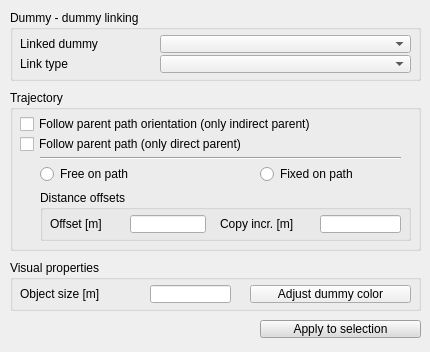
CoppeliaRobotics/coppeliaSimLib, file ui/qdlgdummies.ui: the form before one commit.
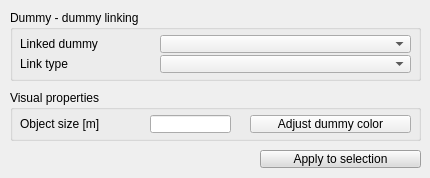
The form after the commit.

The edit to the form file:
```diff
--- a/ui/qdlgdummies.ui
+++ b/ui/qdlgdummies.ui
@@ -7,7 +7,7 @@
     <x>0</x>
     <y>0</y>
     <width>430</width>
-    <height>352</height>
+    <height>178</height>
    </rect>
   </property>
   <property name="windowTitle">
@@ -20,7 +20,7 @@
    <property name="geometry">
     <rect>
      <x>10</x>
-     <y>260</y>
+     <y>90</y>
      <width>411</width>
      <height>51</height>
     </rect>
@@ -146,7 +146,7 @@
    <property name="geometry">
     <rect>
      <x>10</x>
-     <y>90</y>
+     <y>180</y>
      <width>411</width>
      <height>161</height>
     </rect>
@@ -313,7 +313,7 @@
    <property name="geometry">
     <rect>
      <x>260</x>
-     <y>320</y>
+     <y>150</y>
      <width>161</width>
      <height>18</height>
     </rect>
```
